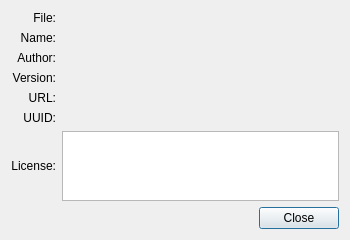
First picture: the form in plugindetails.ui, repository HappySeaFox/tht, before the edit.
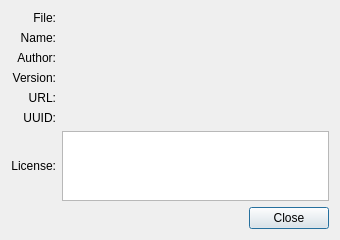
Second picture: the form after the edit.

The edit to the form file:
```diff
--- a/plugindetails.ui
+++ b/plugindetails.ui
@@ -6,7 +6,7 @@
    <rect>
     <x>0</x>
     <y>0</y>
-    <width>350</width>
+    <width>340</width>
     <height>240</height>
    </rect>
   </property>
```
